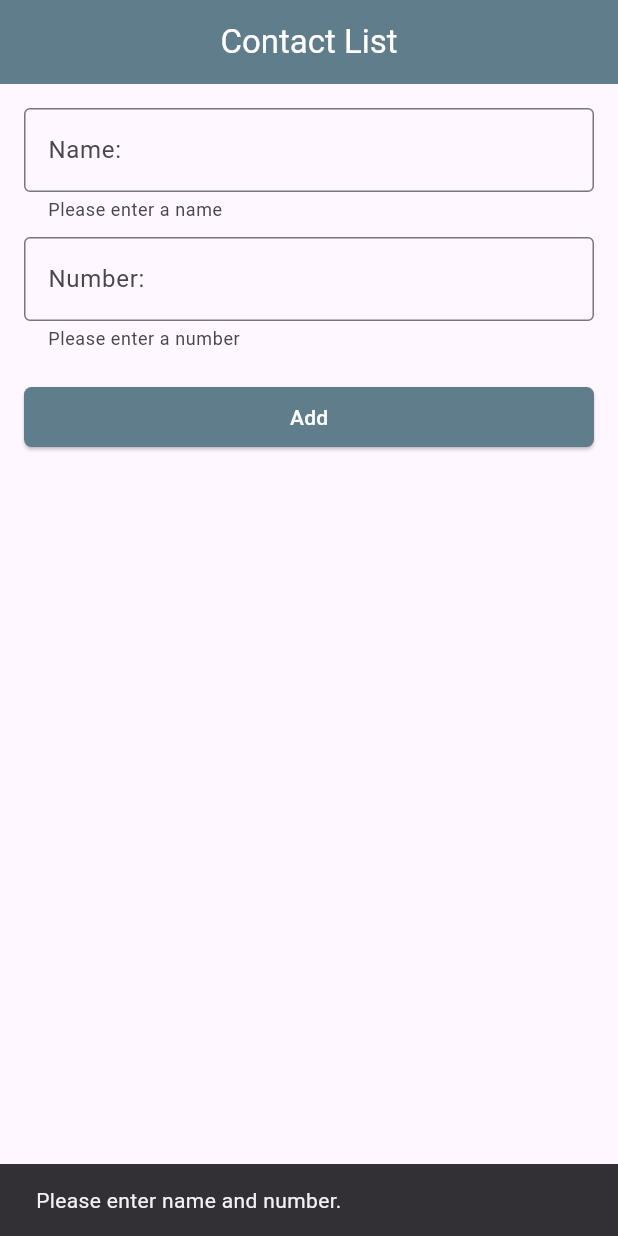
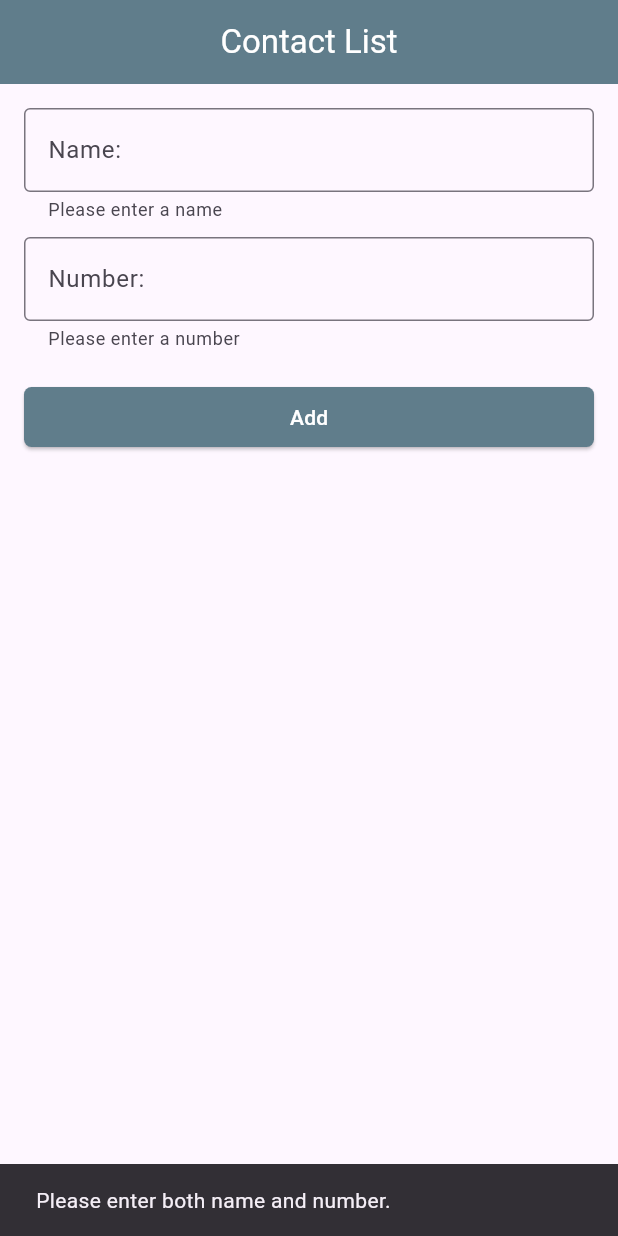
Before and after one commit to iliyasrobin/Ostad, a Flutter app: the screen it shows after launch, after a tap on "Add", on a phone screen of 412 x 824 dp. Run offline on Flutter 3.47's test engine with Material 3 defaults, Android fonts, the phone set to English and light mode, and no system bars.

```diff
--- a/lib/home.dart
+++ b/lib/home.dart
@@ -26,7 +26,7 @@ class _HomeState extends State<Home> {
 
       } else {
         ScaffoldMessenger.of(context).showSnackBar(const SnackBar(
-          content: Text("Please enter name and number."),
+          content: Text("Please enter both name and number."),
         ));
       }
     });
```
